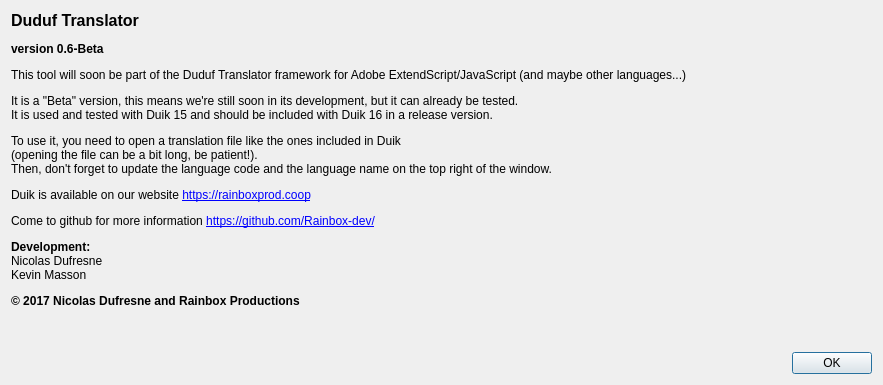
This is src/aboutdialog.ui in RxLaboratory/DuTF as Qt 5 draws it before an edit. The edited form follows.
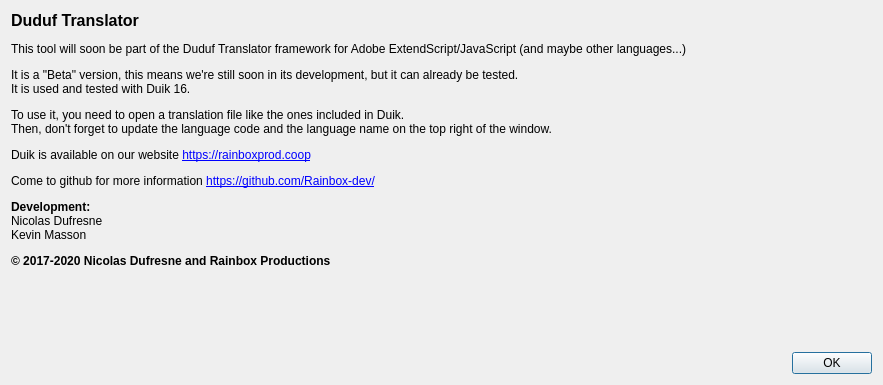
This is the edited form.

```diff
--- a/src/aboutdialog.ui
+++ b/src/aboutdialog.ui
@@ -17,7 +17,7 @@
    <item>
     <widget class="QLabel" name="label">
      <property name="text">
-      <string>&lt;html&gt;&lt;head/&gt;&lt;body&gt;&lt;p&gt;&lt;span style=&quot; font-size:12pt; font-weight:600;&quot;&gt;Duduf Translator&lt;/span&gt;&lt;/p&gt;&lt;p&gt;&lt;span style=&quot; font-weight:600;&quot;&gt;version 0.6-Beta&lt;/span&gt;&lt;/p&gt;&lt;p&gt;This tool will soon be part of the Duduf Translator framework for Adobe ExtendScript/JavaScript (and maybe other languages...)&lt;/p&gt;&lt;p&gt;It is a &amp;quot;Beta&amp;quot; version, this means we're still soon in its development, but it can already be tested.&lt;br/&gt;It is used and tested with Duik 15 and should be included with Duik 16 in a release version.&lt;/p&gt;&lt;p&gt;To use it, you need to open a translation file like the ones included in Duik&lt;br/&gt;(opening the file can be a bit long, be patient!).&lt;br/&gt;Then, don't forget to update the language code and the language name on the top right of the window.&lt;/p&gt;&lt;p&gt;Duik is available on our website &lt;a href=&quot;https://rainboxprod.coop&quot;&gt;&lt;span style=&quot; text-decoration: underline; color:#0000ff;&quot;&gt;https://rainboxprod.coop&lt;/span&gt;&lt;/a&gt;&lt;/p&gt;&lt;p&gt;Come to github for more information &lt;a href=&quot;https://github.com/Rainbox-dev/&quot;&gt;&lt;span style=&quot; text-decoration: underline; color:#0000ff;&quot;&gt;https://github.com/Rainbox-dev/&lt;/span&gt;&lt;/a&gt;&lt;/p&gt;&lt;p&gt;&lt;span style=&quot; font-weight:600;&quot;&gt;Development:&lt;/span&gt;&lt;br/&gt;Nicolas Dufresne&lt;br/&gt;Kevin Masson&lt;/p&gt;&lt;p&gt;&lt;span style=&quot; font-weight:600;&quot;&gt;© 2017 Nicolas Dufresne and Rainbox Productions&lt;/span&gt;&lt;/p&gt;&lt;/body&gt;&lt;/html&gt;</string>
+      <string>&lt;html&gt;&lt;head/&gt;&lt;body&gt;&lt;p&gt;&lt;span style=&quot; font-size:12pt; font-weight:600;&quot;&gt;Duduf Translator&lt;/span&gt;&lt;/p&gt;&lt;p&gt;This tool will soon be part of the Duduf Translator framework for Adobe ExtendScript/JavaScript (and maybe other languages...)&lt;/p&gt;&lt;p&gt;It is a &amp;quot;Beta&amp;quot; version, this means we're still soon in its development, but it can already be tested.&lt;br/&gt;It is used and tested with Duik 16.&lt;/p&gt;&lt;p&gt;To use it, you need to open a translation file like the ones included in Duik.&lt;br/&gt;Then, don't forget to update the language code and the language name on the top right of the window.&lt;/p&gt;&lt;p&gt;Duik is available on our website &lt;a href=&quot;https://rainboxprod.coop&quot;&gt;&lt;span style=&quot; text-decoration: underline; color:#0000ff;&quot;&gt;https://rainboxprod.coop&lt;/span&gt;&lt;/a&gt;&lt;/p&gt;&lt;p&gt;Come to github for more information &lt;a href=&quot;https://github.com/Rainbox-dev/&quot;&gt;&lt;span style=&quot; text-decoration: underline; color:#0000ff;&quot;&gt;https://github.com/Rainbox-dev/&lt;/span&gt;&lt;/a&gt;&lt;/p&gt;&lt;p&gt;&lt;span style=&quot; font-weight:600;&quot;&gt;Development:&lt;/span&gt;&lt;br/&gt;Nicolas Dufresne&lt;br/&gt;Kevin Masson&lt;/p&gt;&lt;p&gt;&lt;span style=&quot; font-weight:600;&quot;&gt;© 2017-2020 Nicolas Dufresne and Rainbox Productions&lt;/span&gt;&lt;/p&gt;&lt;/body&gt;&lt;/html&gt;</string>
      </property>
      <property name="alignment">
       <set>Qt::AlignLeading|Qt::AlignLeft|Qt::AlignTop</set>
```
